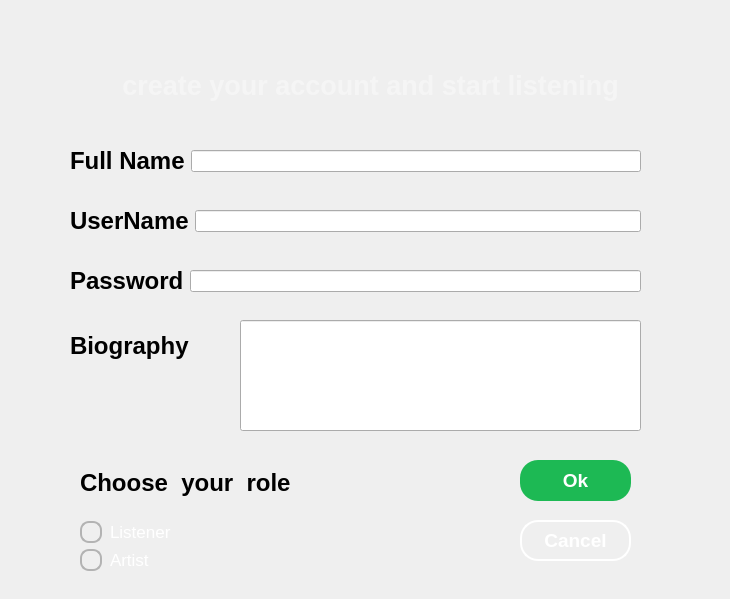
The window that registerwindow.ui (Fatemehasadi86/spotify1) describes before a commit, drawn with Qt 5.
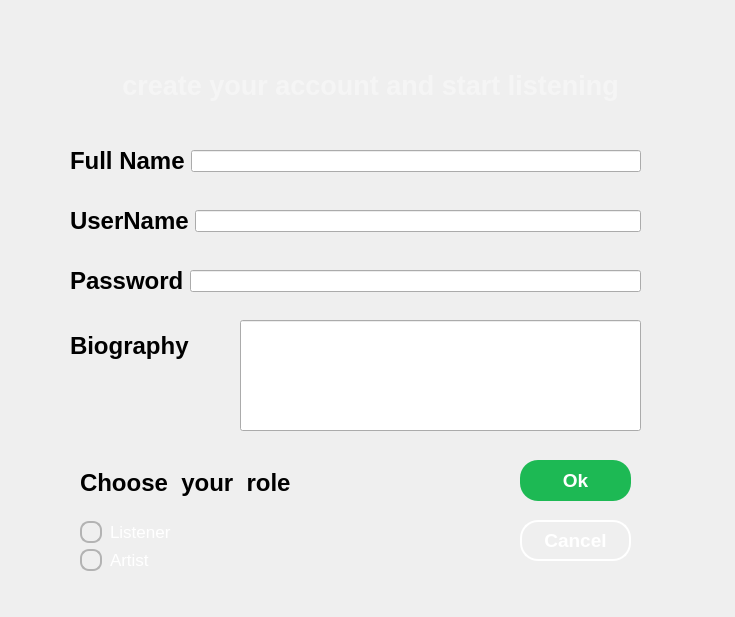
The same window after the commit.

```diff
--- a/registerwindow.ui
+++ b/registerwindow.ui
@@ -6,8 +6,8 @@
    <rect>
     <x>0</x>
     <y>0</y>
-    <width>730</width>
-    <height>599</height>
+    <width>735</width>
+    <height>617</height>
    </rect>
   </property>
   <property name="windowTitle">
```
